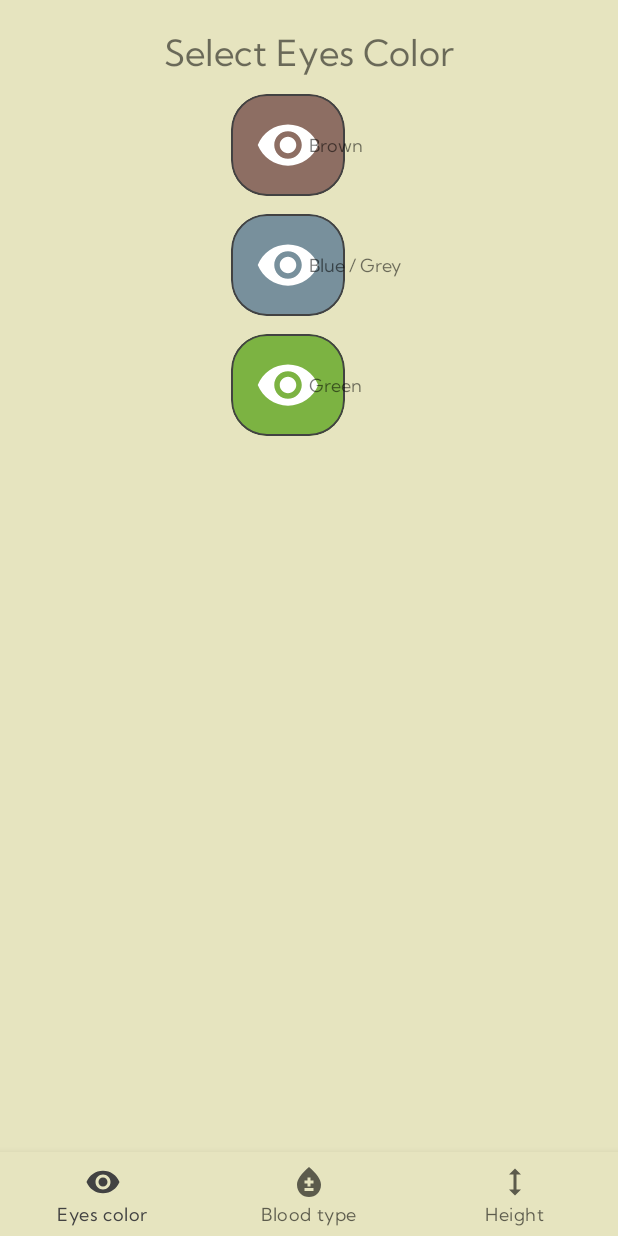
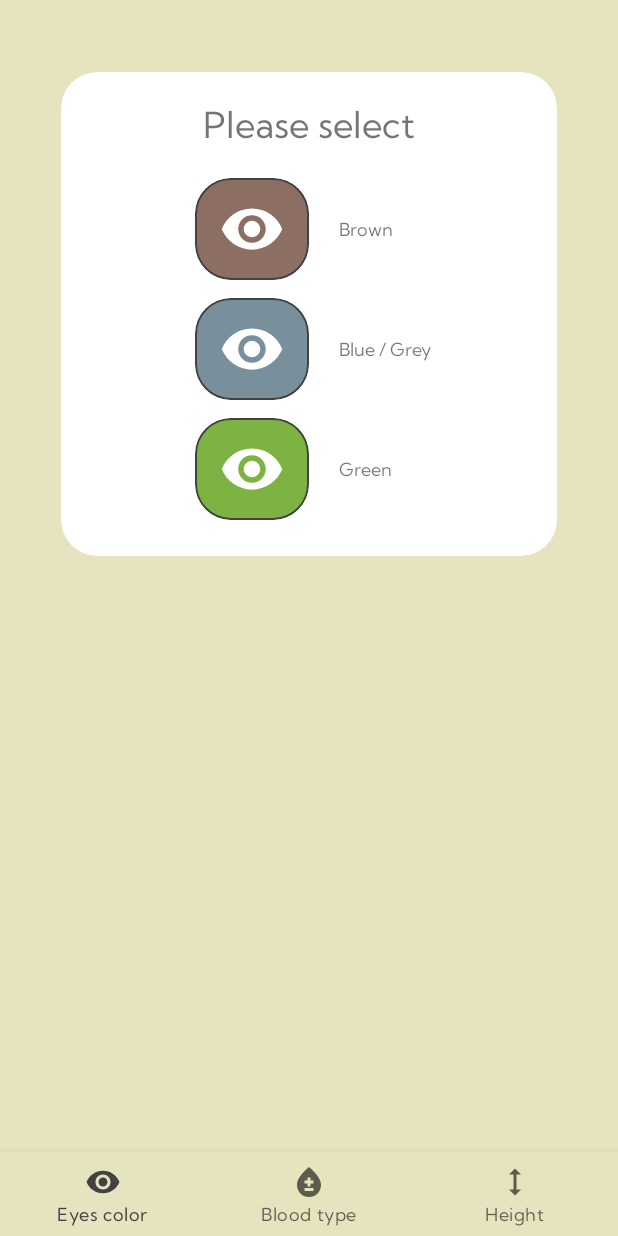
Before and after one commit to koassumo/childgenes, an Android app: the SelectEyesFragment screen opened through its navigation route, on a phone screen of 412 x 824 dp. Run offline under Robolectric (Android 15) with nearby library versions, the phone set to English and light mode, and no system bars; our stand-ins replace navigation-ui.

Commit message:
arranged fragment_select_eyes.xml

```diff
--- a/app/src/main/res/layout/fragment_select_eyes.xml
+++ b/app/src/main/res/layout/fragment_select_eyes.xml
@@ -33,18 +33,32 @@
         app:layout_constraintTop_toTopOf="parent" />
 
     <!--  Select  -->
+
+    <com.google.android.material.card.MaterialCardView
+        android:id="@+id/card_select_back"
+        style="@style/style_card_view_back_child"
+        app:cardBackgroundColor="@color/white_transparent"
+        app:layout_constraintBottom_toBottomOf="@+id/card_green"
+        app:layout_constraintEnd_toStartOf="@+id/guide_line_end"
+        app:layout_constraintHorizontal_bias="0.0"
+        app:layout_constraintStart_toStartOf="@+id/guide_line_start"
+        app:layout_constraintTop_toTopOf="parent"
+        app:layout_constraintVertical_bias="1.0" />
+
+
     <TextView
         android:id="@+id/message_select"
         style="@style/heading_title_top"
         android:text="@string/select_eyes_color"
         app:layout_constraintEnd_toStartOf="@+id/guide_line_end"
         app:layout_constraintStart_toStartOf="@+id/guide_line_start"
-        app:layout_constraintTop_toTopOf="parent" />
+        app:layout_constraintTop_toTopOf="@+id/card_select_back" />
 
     <!-- 1 Brown-->
     <com.google.android.material.card.MaterialCardView
         android:id="@+id/card_brown"
         style="@style/style_card_view_end"
+        android:layout_marginTop="@dimen/step_normal_plus"
         app:cardBackgroundColor="@color/eyesColorBrown"
         app:layout_constraintEnd_toStartOf="@+id/guide_line_centre_vertical"
         app:layout_constraintTop_toBottomOf="@+id/message_select">
@@ -58,7 +72,7 @@
 
     <TextView
         android:id="@+id/message_brown"
-        style="@style/heading_title_start"
+        style="@style/text_select"
         android:text="@string/brown"
         app:layout_constraintBottom_toBottomOf="@+id/card_brown"
         app:layout_constraintStart_toStartOf="@+id/guide_line_centre_vertical"
@@ -82,7 +96,7 @@
 
     <TextView
         android:id="@+id/message_grey"
-        style="@style/heading_title_start"
+        style="@style/text_select"
         android:text="@string/blue_grey"
         android:visibility="visible"
         app:layout_constraintBottom_toBottomOf="@+id/card_grey"
@@ -107,7 +121,7 @@
 
     <TextView
         android:id="@+id/message_green"
-        style="@style/heading_title_start"
+        style="@style/text_select"
         android:text="@string/green"
         android:visibility="visible"
         app:layout_constraintBottom_toBottomOf="@+id/card_green"
--- a/app/src/main/res/values/strings.xml
+++ b/app/src/main/res/values/strings.xml
@@ -9,7 +9,7 @@
     <string name="child">Child</string>
     <string name="no_description">No description</string>
     <string name="probability_chance_50_percent">50 %</string>
-    <string name="select_eyes_color">Select Eyes Color</string>
+    <string name="select_eyes_color">Please select</string>
     <string name="brown">Brown</string>
     <string name="blue_grey">Blue / Grey</string>
     <string name="green">Green</string>
--- a/app/src/main/res/values/styles.xml
+++ b/app/src/main/res/values/styles.xml
@@ -27,6 +27,13 @@
     <!--   1.2. child style for text -->
     <style name="heading_title_start" parent="heading_title">
         <item name="android:layout_marginStart">@dimen/step_zero</item>
+        <item name="android:layout_marginTop">@dimen/step_zero</item>
+        <item name="android:textSize">@dimen/text_size_normal</item>
+    </style>
+
+    <!--   1.2. child style for text -->
+    <style name="text_select" parent="heading_title">
+        <item name="android:layout_marginStart">@dimen/step_normal_plus</item>
         <item name="android:layout_marginTop">@dimen/step_zero</item>
         <item name="android:textSize">@dimen/text_size_normal</item>
     </style>
@@ -91,7 +98,7 @@
     <!--   2.2. child style for select -->
     <style name="style_card_view_end" parent="style_card_view">
         <item name="android:layout_marginTop">@dimen/step_normal</item>
-        <item name="android:layout_marginEnd">@dimen/step_minus_normal</item>
+        <item name="android:layout_marginEnd">@dimen/step_zero</item>
     </style>
 
     <!--   2.4. child style for children -->
```
